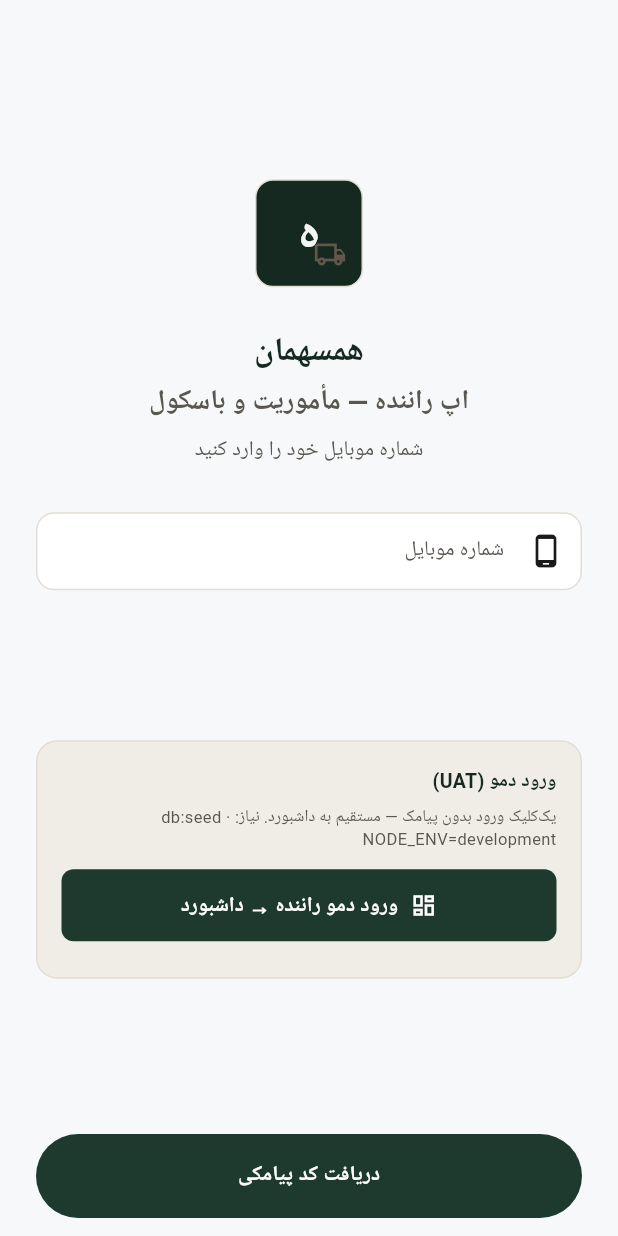
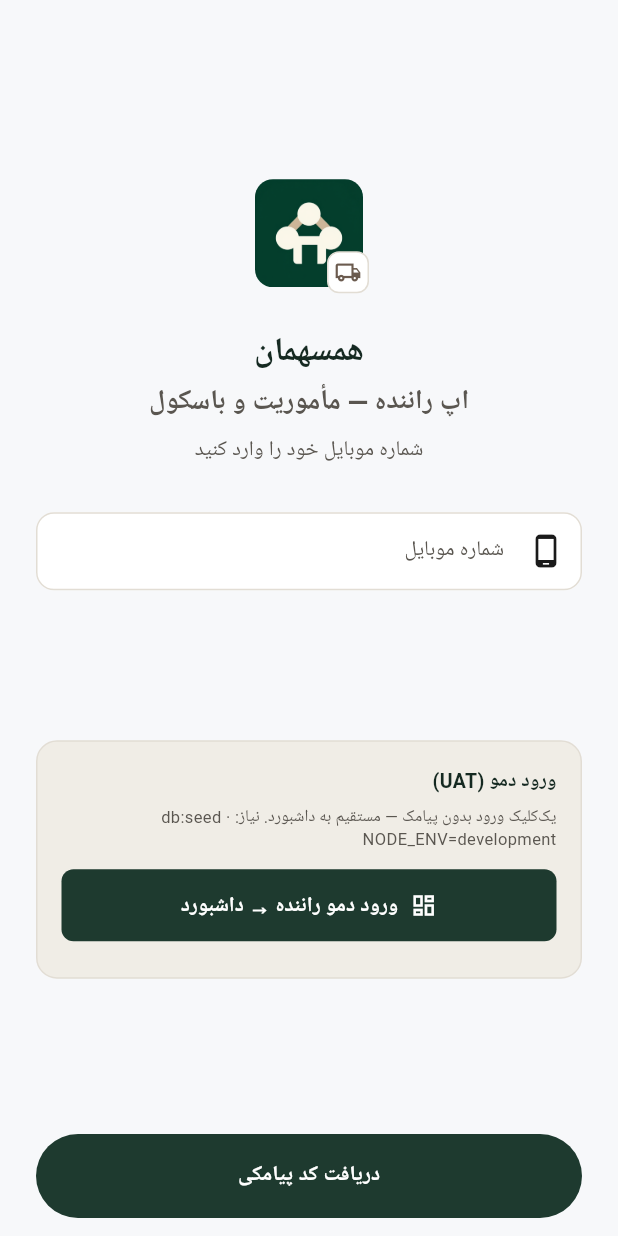
Before and after one commit to OktayJazideh/logestic, a Flutter app: the screen it shows after launch, on a phone screen of 412 x 824 dp. Run offline on Flutter 3.47's test engine with Material 3 defaults, Android fonts, the phone set to English and light mode, and no system bars; our stand-ins replace connectivity_plus, flutter_map, geolocator, hive_flutter, image_picker, latlong2 and 1 more; accounts and stored records are empty; Roboto replaces fonts that are missing (Vazirmatn).

Commit message:
لسقلسیثب

```diff
--- a/apps/mobile/community_app/pubspec.yaml
+++ b/apps/mobile/community_app/pubspec.yaml
@@ -1,5 +1,5 @@
 name: community_app
-description: Mineral Haul Platform - Community app (HOUSEHOLD / COOP / OPERATOR)
+description: همسهمان — اپ تعاونی (لجستیک معدن)
 
 publish_to: "none"
 
--- a/apps/mobile/driver_app/pubspec.yaml
+++ b/apps/mobile/driver_app/pubspec.yaml
@@ -1,5 +1,5 @@
 name: driver_app
-description: Mineral Haul Platform - Driver app (MVP)
+description: همسهمان — اپ راننده (لجستیک معدن)
 
 publish_to: "none"
 
--- a/apps/mobile/packages/mineral_ui/lib/src/widgets/app_brand_header.dart
+++ b/apps/mobile/packages/mineral_ui/lib/src/widgets/app_brand_header.dart
@@ -1,6 +1,7 @@
 import 'package:flutter/material.dart';
 
 import '../../mineral_theme.dart';
+import 'brand_logo_mark.dart';
 
 /// Login / splash brand block — shared look across driver & community apps.
 class AppBrandHeader extends StatelessWidget {
@@ -19,33 +20,24 @@ class AppBrandHeader extends StatelessWidget {
   Widget build(BuildContext context) {
     return Column(
       children: [
-        Container(
-          width: 72,
-          height: 72,
-          decoration: BoxDecoration(
-            color: MineralTheme.primaryDark,
-            borderRadius: BorderRadius.circular(12),
-            border: Border.all(color: MineralTheme.border),
-          ),
-          child: Stack(
-            alignment: Alignment.center,
-            children: [
-              Text(
-                'ه',
-                style: TextStyle(
-                  fontFamily: MineralTheme.fontFamily,
-                  fontSize: 36,
-                  fontWeight: FontWeight.w800,
-                  color: Colors.white.withValues(alpha: 0.95),
+        Stack(
+          clipBehavior: Clip.none,
+          children: [
+            const BrandLogoMark(size: 72, borderRadius: 12),
+            Positioned(
+              right: -4,
+              bottom: -4,
+              child: Container(
+                padding: const EdgeInsets.all(4),
+                decoration: BoxDecoration(
+                  color: MineralTheme.panel,
+                  borderRadius: BorderRadius.circular(8),
+                  border: Border.all(color: MineralTheme.border),
                 ),
+                child: Icon(icon, color: MineralTheme.accent, size: 18),
               ),
-              Positioned(
-                right: 10,
-                bottom: 10,
-                child: Icon(icon, color: MineralTheme.accent.withValues(alpha: 0.9), size: 22),
-              ),
-            ],
-          ),
+            ),
+          ],
         ),
         const SizedBox(height: 28),
         Text(
--- /dev/null
+++ b/apps/mobile/packages/mineral_ui/lib/src/widgets/brand_logo_mark.dart
@@ -0,0 +1,23 @@
+import 'package:flutter/material.dart';
+
+/// Brand mark — aligned with brand/logo-mark.png and apps/web/public/logo-mark.png
+class BrandLogoMark extends StatelessWidget {
+  const BrandLogoMark({super.key, this.size = 72, this.borderRadius = 12});
+
+  final double size;
+  final double borderRadius;
+
+  @override
+  Widget build(BuildContext context) {
+    return ClipRRect(
+      borderRadius: BorderRadius.circular(borderRadius),
+      child: Image.asset(
+        'assets/brand/logo-mark.png',
+        package: 'mineral_ui',
+        width: size,
+        height: size,
+        fit: BoxFit.cover,
+      ),
+    );
+  }
+}
--- a/apps/mobile/packages/mineral_ui/pubspec.yaml
+++ b/apps/mobile/packages/mineral_ui/pubspec.yaml
@@ -17,6 +17,8 @@ dev_dependencies:
   flutter_lints: ^4.0.0
 
 flutter:
+  assets:
+    - assets/brand/logo-mark.png
   fonts:
     - family: Vazirmatn
       fonts:
```
Also changed, not shown: apps/mobile/packages/mineral_ui/assets/brand/logo-mark.png (added), brand/logo-mark.png (added), brand/logo-mark.svg, 10 other files.
